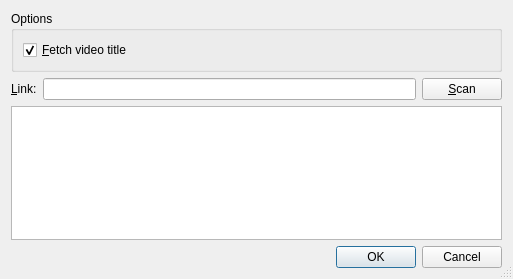
The window that rc/scandlg.ui (guendto/abby) describes before a commit, drawn with Qt 5.
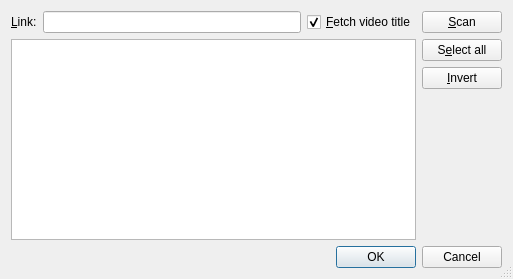
The same window after the commit. Icons and pictures are not drawn.

Commit message: scan: add select/invert buttons.

Diff of the .ui file:
```diff
--- a/rc/scandlg.ui
+++ b/rc/scandlg.ui
@@ -23,12 +23,77 @@
   <property name="sizeGripEnabled" >
    <bool>true</bool>
   </property>
-  <layout class="QGridLayout" name="gridLayout" >
-   <item row="1" column="0" >
-    <layout class="QHBoxLayout" name="horizontalLayout" >
+  <layout class="QGridLayout" name="gridLayout">
+   <item row="2" column="0">
+    <layout class="QHBoxLayout" name="horizontalLayout_2">
      <item>
-      <widget class="QLabel" name="label" >
-       <property name="text" >
+      <widget class="QTreeWidget" name="itemsTree">
+       <property name="rootIsDecorated">
+        <bool>false</bool>
+       </property>
+       <property name="headerHidden">
+        <bool>true</bool>
+       </property>
+       <column>
+        <property name="text">
+         <string>Found</string>
+        </property>
+       </column>
+       <column>
+        <property name="text">
+         <string>Link</string>
+        </property>
+       </column>
+      </widget>
+     </item>
+     <item>
+      <layout class="QVBoxLayout" name="verticalLayout">
+       <item>
+        <widget class="QPushButton" name="selectallButton">
+         <property name="text">
+          <string>S&amp;elect all</string>
+         </property>
+        </widget>
+       </item>
+       <item>
+        <widget class="QPushButton" name="invertButton">
+         <property name="text">
+          <string>&amp;Invert</string>
+         </property>
+        </widget>
+       </item>
+       <item>
+        <spacer name="verticalSpacer">
+         <property name="orientation">
+          <enum>Qt::Vertical</enum>
+         </property>
+         <property name="sizeHint" stdset="0">
+          <size>
+           <width>20</width>
+           <height>40</height>
+          </size>
+         </property>
+        </spacer>
+       </item>
+      </layout>
+     </item>
+    </layout>
+   </item>
+   <item row="3" column="0">
+    <widget class="QDialogButtonBox" name="buttonBox">
+     <property name="orientation">
+      <enum>Qt::Horizontal</enum>
+     </property>
+     <property name="standardButtons">
+      <set>QDialogButtonBox::Cancel|QDialogButtonBox::Ok</set>
+     </property>
+    </widget>
+   </item>
+   <item row="0" column="0">
+    <layout class="QHBoxLayout" name="horizontalLayout">
+     <item>
+      <widget class="QLabel" name="label">
+       <property name="text">
         <string>&amp;Link:</string>
        </property>
        <property name="buddy" >
@@ -40,8 +105,23 @@
       <widget class="QLineEdit" name="linkEdit" />
      </item>
      <item>
-      <widget class="QPushButton" name="scanButton" >
-       <property name="text" >
+      <widget class="QCheckBox" name="titlesBox">
+       <property name="toolTip">
+        <string>Have abby fetch video page titles for the found
+video page links. This will cause the scan process
+to take more time and bandwidth. </string>
+       </property>
+       <property name="text">
+        <string>&amp;Fetch video title</string>
+       </property>
+       <property name="checked">
+        <bool>true</bool>
+       </property>
+      </widget>
+     </item>
+     <item>
+      <widget class="QPushButton" name="scanButton">
+       <property name="text">
         <string>&amp;Scan</string>
        </property>
        <property name="icon" >
@@ -58,60 +138,6 @@
      </item>
     </layout>
    </item>
-   <item row="3" column="0" >
-    <widget class="QTreeWidget" name="itemsTree" >
-     <property name="rootIsDecorated" >
-      <bool>false</bool>
-     </property>
-     <property name="headerHidden" >
-      <bool>true</bool>
-     </property>
-     <column>
-      <property name="text" >
-       <string>Found</string>
-      </property>
-     </column>
-     <column>
-      <property name="text" >
-       <string>Link</string>
-      </property>
-     </column>
-    </widget>
-   </item>
-   <item row="4" column="0" >
-    <widget class="QDialogButtonBox" name="buttonBox" >
-     <property name="orientation" >
-      <enum>Qt::Horizontal</enum>
-     </property>
-     <property name="standardButtons" >
-      <set>QDialogButtonBox::Cancel|QDialogButtonBox::Ok</set>
-     </property>
-    </widget>
-   </item>
-   <item row="0" column="0" >
-    <widget class="QGroupBox" name="groupBox" >
-     <property name="title" >
-      <string>Options</string>
-     </property>
-     <layout class="QFormLayout" name="formLayout" >
-      <item row="0" column="0" >
-       <widget class="QCheckBox" name="titlesBox" >
-        <property name="toolTip" >
-         <string>Have abby fetch video page titles for the found
-video page links. This will cause the scan process
-to take more time and bandwidth. </string>
-        </property>
-        <property name="text" >
-         <string>&amp;Fetch video title</string>
-        </property>
-        <property name="checked" >
-         <bool>true</bool>
-        </property>
-       </widget>
-      </item>
-     </layout>
-    </widget>
-   </item>
   </layout>
  </widget>
  <tabstops>
```
Left out of the diff: 77 changed lines with no effect on the pictures. The commit also changes 4 other files.
